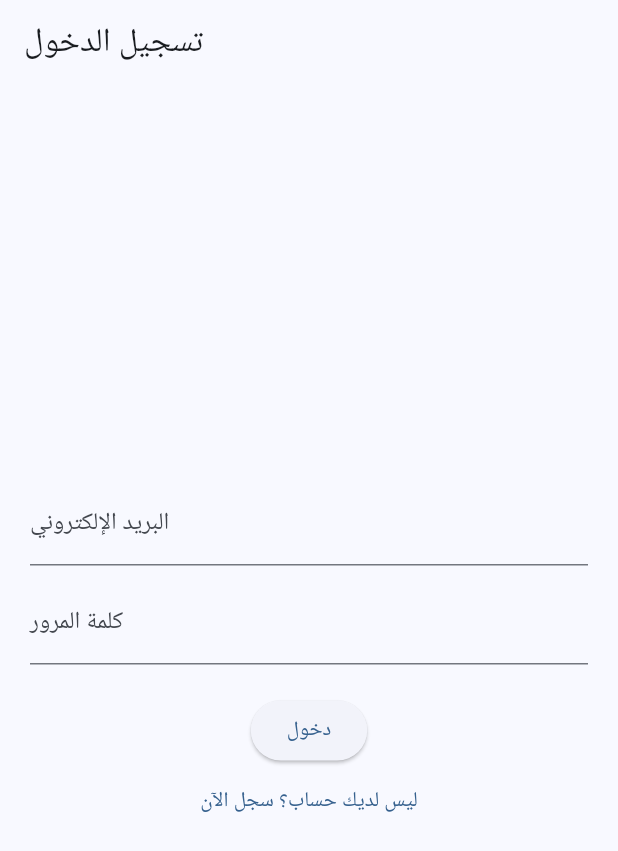
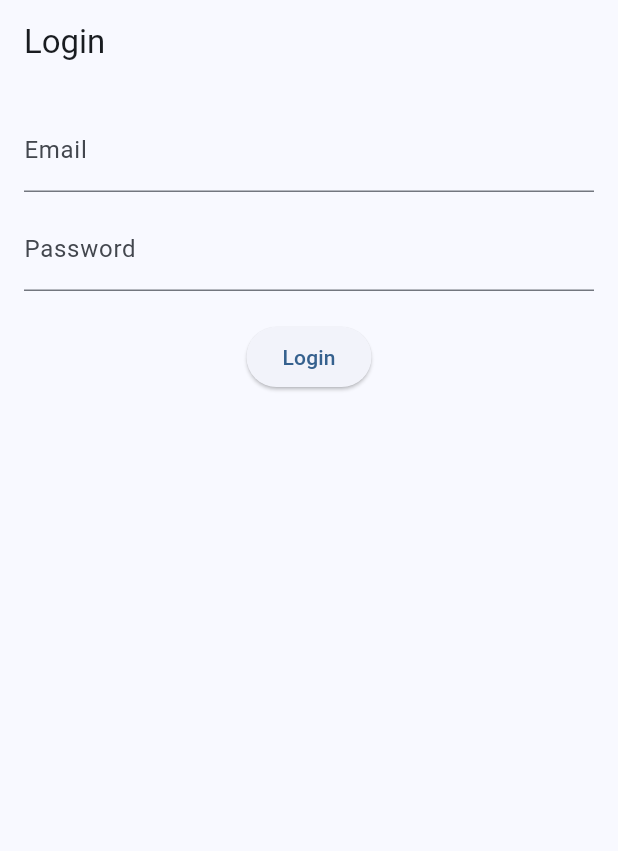
Before and after one commit to asraa3680-ui/grocery_app_firebase, a Flutter app: the screen it shows after launch, on a phone screen of 412 x 824 dp. Shown: the top 851 px of the screen. Run offline on Flutter 3.47's test engine with Material 3 defaults, Android fonts, the phone set to English and light mode, and no system bars; our stand-ins replace cloud_firestore, firebase_auth, firebase_core; accounts and stored records are empty.

Commit message:
Final cleanup

```diff
--- /dev/null
+++ b/devtools_options.yaml
@@ -0,0 +1,3 @@
+description: This file stores settings for Dart & Flutter DevTools.
+documentation: https://docs.flutter.dev/tools/devtools/extensions#configure-extension-enablement-states
+extensions:
--- a/lib/login_screen.dart
+++ /dev/null
@@ -1,76 +0,0 @@
-import 'package:flutter/material.dart';
-import 'auth_service.dart';
-
-String searchQuery = "";
-class LoginScreen extends StatefulWidget {
-  const LoginScreen({super.key});
-
-  @override
-  State<LoginScreen> createState() => _LoginScreenState();
-}
-
-class _LoginScreenState extends State<LoginScreen> {
-  final _emailController = TextEditingController();
-  final _passwordController = TextEditingController();
-  final _authService = AuthService();
-  bool _isLogin = true;
-
-  void _submit() async {
-    final email = _emailController.text.trim();
-    final password = _passwordController.text.trim();
-
-    if (email.isEmpty || password.isEmpty) {
-      ScaffoldMessenger.of(context).showSnackBar(
-        const SnackBar(content: Text('الرجاء إدخال البريد وكلمة المرور')),
-      );
-      return;
-    }
-
-    try {
-      if (_isLogin) {
-        await _authService.signIn(email, password);
-      } else {
-        await _authService.signUp(email, password);
-      }
-    } catch (e) {
-      ScaffoldMessenger.of(context).showSnackBar(
-        SnackBar(content: Text('خطأ: ${e.toString()}')),
-      );
-    }
-  }
-
-  @override
-  Widget build(BuildContext context) {
-    return Scaffold(
-      appBar: AppBar(title: Text(_isLogin ? 'تسجيل الدخول' : 'إنشاء حساب جديد')),
-      body: Padding(
-        padding: const EdgeInsets.all(20.0),
-        child: Column(
-          mainAxisAlignment: MainAxisAlignment.center,
-          children: [
-            TextField(
-              controller: _emailController,
-              decoration: const InputDecoration(labelText: 'البريد الإلكتروني'),
-              keyboardType: TextInputType.emailAddress,
-            ),
-            const SizedBox(height: 10),
-            TextField(
-              controller: _passwordController,
-              decoration: const InputDecoration(labelText: 'كلمة المرور'),
-              obscureText: true,
-            ),
-            const SizedBox(height: 20),
-            ElevatedButton(
-              onPressed: _submit,
-              child: Text(_isLogin ? 'دخول' : 'تسجيل'),
-            ),
-            TextButton(
-              onPressed: () => setState(() => _isLogin = !_isLogin),
-              child: Text(_isLogin ? 'ليس لديك حساب؟ سجل الآن' : 'لديك حساب؟ سجل دخولك'),
-            ),
-          ],
-        ),
-      ),
-    );
-  }
-}
--- /dev/null
+++ b/lib/screens/login_screen.dart
@@ -0,0 +1,63 @@
+import 'package:flutter/material.dart';
+import 'package:firebase_auth/firebase_auth.dart';
+
+class LoginScreen extends StatefulWidget {
+  const LoginScreen({super.key});
+
+  @override
+  State<LoginScreen> createState() => _LoginScreenState();
+}
+
+class _LoginScreenState extends State<LoginScreen> {
+  final TextEditingController emailController = TextEditingController();
+  final TextEditingController passwordController = TextEditingController();
+  bool isLoading = false;
+
+  Future<void> login() async {
+    setState(() => isLoading = true);
+
+    try {
+      await FirebaseAuth.instance.signInWithEmailAndPassword(
+        email: emailController.text.trim(),
+        password: passwordController.text.trim(),
+      );
+    } on FirebaseAuthException catch (e) {
+      ScaffoldMessenger.of(context).showSnackBar(
+        SnackBar(content: Text(e.message ?? 'Login failed')),
+      );
+    }
+
+    setState(() => isLoading = false);
+  }
+
+  @override
+  Widget build(BuildContext context) {
+    return Scaffold(
+      appBar: AppBar(title: const Text('Login')),
+      body: Padding(
+        padding: const EdgeInsets.all(16),
+        child: Column(
+          children: [
+            TextField(
+              controller: emailController,
+              decoration: const InputDecoration(labelText: 'Email'),
+            ),
+            const SizedBox(height: 10),
+            TextField(
+              controller: passwordController,
+              decoration: const InputDecoration(labelText: 'Password'),
+              obscureText: true,
+            ),
+            const SizedBox(height: 20),
+            isLoading
+                ? const CircularProgressIndicator()
+                : ElevatedButton(
+                    onPressed: login,
+                    child: const Text('Login'),
+                  ),
+          ],
+        ),
+      ),
+    );
+  }
+}
```
Also changed, not shown: lib/grocery_list_screen.dart (deleted, +0 -103 lines), lib/grocery_provider.dart (deleted, +0 -40 lines), lib/main.dart (+4 -125 lines), lib/models/grocery_item.dart (added, +24 -0 lines), lib/providers/grocery_provider.dart (added, +35 -0 lines), lib/screens/grocery_list_screen.dart (added, +69 -0 lines).
